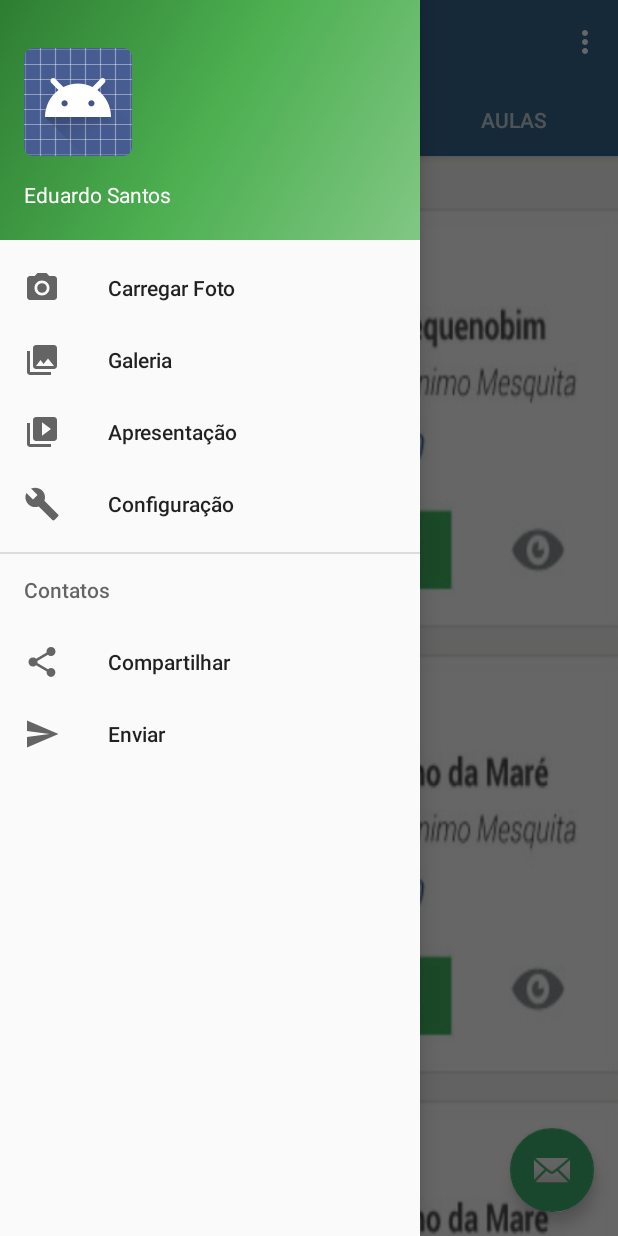
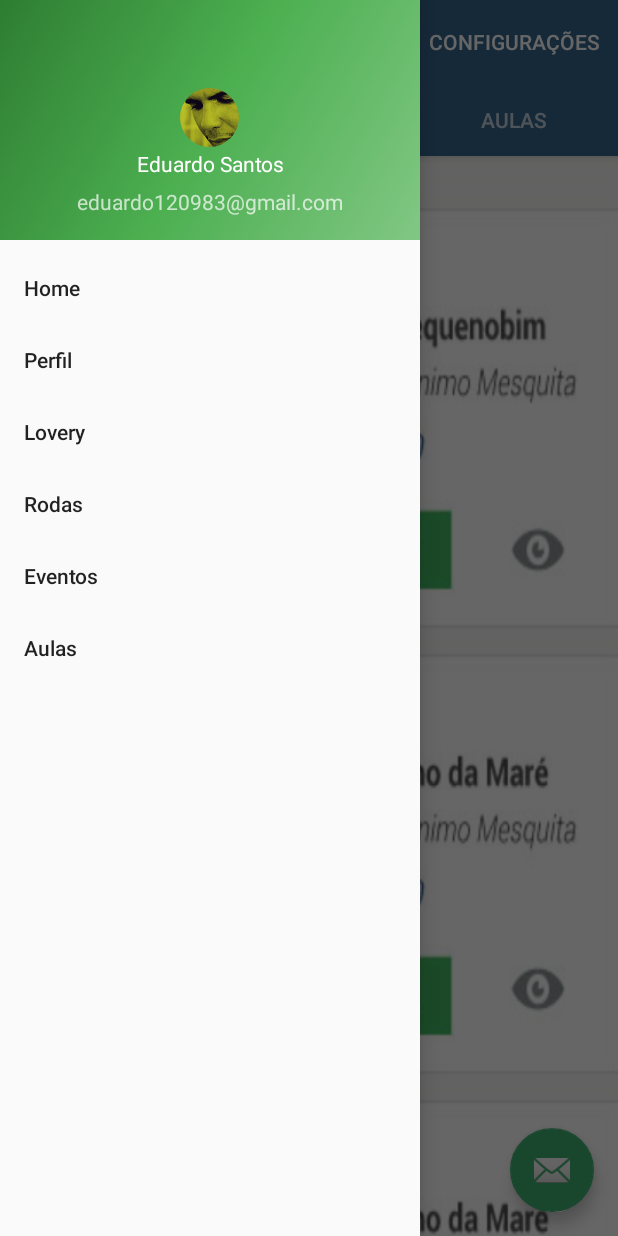
Before and after one commit to eduardossantos/VadiandoApp, an Android app: the screen it shows after launch (MainActivity), with the side drawer open, on a phone screen of 412 x 824 dp. Run offline under Robolectric (Android 15) with nearby library versions, the phone set to English and light mode, and no system bars; our stand-ins replace CircleImageView.

Commit message:
Criação de menu com imagem redonda.

```diff
--- a/app/build.gradle
+++ b/app/build.gradle
@@ -20,12 +20,14 @@ android {
 }
 
 dependencies {
-    compile fileTree(dir: 'libs', include: ['*.jar'])
+    compile fileTree(include: ['*.jar'], dir: 'libs')
     androidTestCompile('com.android.support.test.espresso:espresso-core:2.2.2', {
         exclude group: 'com.android.support', module: 'support-annotations'
     })
     compile 'com.android.support:appcompat-v7:25.3.1'
     compile 'com.android.support:design:25.3.1'
     compile 'com.android.support.constraint:constraint-layout:1.0.2'
+    compile 'de.hdodenhof:circleimageview:2.1.0'
     testCompile 'junit:junit:4.12'
+    compile files('C:/Users/Public/VadiandoApp/gradle/wrapper/gradle-wrapper.jar')
 }
--- a/app/src/main/res/layout/nav_header_main.xml
+++ b/app/src/main/res/layout/nav_header_main.xml
@@ -12,21 +12,27 @@
     android:paddingTop="@dimen/activity_vertical_margin"
     android:theme="@style/ThemeOverlay.AppCompat.Dark">
 
-    <ImageView
+    <de.hdodenhof.circleimageview.CircleImageView
+
+        android:layout_gravity="center_horizontal"
         android:id="@+id/imageView"
-        android:layout_width="wrap_content"
-        android:layout_height="wrap_content"
-        android:paddingTop="@dimen/nav_header_vertical_spacing"
-        app:srcCompat="@android:drawable/sym_def_app_icon" />
+        android:layout_width="75dp"
+        android:layout_height="75dp"
+        android:paddingTop="@dimen/image_menu_vertical"
+        android:src="@drawable/foto"/>
 
     <TextView
+        android:textAlignment="center"
+        android:layout_gravity="center_horizontal"
         android:layout_width="match_parent"
         android:layout_height="wrap_content"
-        android:paddingTop="@dimen/nav_header_vertical_spacing"
+        android:paddingTop="@dimen/nome_menu_vertical"
         android:text="Eduardo Santos"
         android:textAppearance="@style/TextAppearance.AppCompat.Body1" />
 
     <TextView
+        android:paddingTop="@dimen/email_menu_vertical"
+        android:layout_gravity="center_horizontal"
         android:id="@+id/textView"
         android:layout_width="wrap_content"
         android:layout_height="wrap_content"
--- a/app/src/main/res/menu/activity_main_drawer.xml
+++ b/app/src/main/res/menu/activity_main_drawer.xml
@@ -1,36 +1,27 @@
 <?xml version="1.0" encoding="utf-8"?>
+
 <menu xmlns:android="http://schemas.android.com/apk/res/android">
 
-    <group android:checkableBehavior="single">
+    <group android:checkableBehavior="all">
         <item
-            android:id="@+id/nav_camera"
-            android:icon="@drawable/ic_menu_camera"
-            android:title="Carregar Foto" />
+            android:id="@+id/home"
+            android:title="Home" />
         <item
-            android:id="@+id/nav_gallery"
-            android:icon="@drawable/ic_menu_gallery"
-            android:title="Galeria" />
+            android:id="@+id/perfil"
+            android:title="Perfil" />
         <item
-            android:id="@+id/nav_slideshow"
-            android:icon="@drawable/ic_menu_slideshow"
-            android:title="Apresentação" />
+            android:id="@+id/lovery"
+            android:title="Lovery" />
         <item
-            android:id="@+id/nav_manage"
-            android:icon="@drawable/ic_menu_manage"
-            android:title="Configuração" />
+            android:id="@+id/rodas"
+            android:title="Rodas" />
+        <item
+            android:id="@+id/eventos"
+            android:title="Eventos" />
+        <item
+            android:id="@+id/aulas"
+            android:title="Aulas" />
+
     </group>
 
-    <item android:title="Contatos">
-        <menu>
-            <item
-                android:id="@+id/nav_share"
-                android:icon="@drawable/ic_menu_share"
-                android:title="Compartilhar" />
-            <item
-                android:id="@+id/nav_send"
-                android:icon="@drawable/ic_menu_send"
-                android:title="Enviar" />
-        </menu>
-    </item>
-
 </menu>
--- a/app/src/main/res/menu/main.xml
+++ b/app/src/main/res/menu/main.xml
@@ -5,5 +5,5 @@
         android:id="@+id/action_settings"
         android:orderInCategory="100"
         android:title="@string/action_settings"
-        app:showAsAction="never" />
+        app:showAsAction="always" />
 </menu>
--- a/app/src/main/res/values/dimens.xml
+++ b/app/src/main/res/values/dimens.xml
@@ -1,8 +1,10 @@
 <resources>
     <!-- Default screen margins, per the Android Design guidelines. -->
+    <dimen name="image_menu_vertical">36dp</dimen>
     <dimen name="activity_horizontal_margin">16dp</dimen>
     <dimen name="activity_vertical_margin">16dp</dimen>
-    <dimen name="nav_header_vertical_spacing">16dp</dimen>
+    <dimen name="nome_menu_vertical">1dp</dimen>
+    <dimen name="email_menu_vertical">6dp</dimen>
     <dimen name="nav_header_height">160dp</dimen>
     <dimen name="fab_margin">16dp</dimen>
 </resources>
--- a/app/src/main/res/values/strings.xml
+++ b/app/src/main/res/values/strings.xml
@@ -8,6 +8,7 @@
     <string name="fragment_A">Esta é a tela de Rodas</string>
     <string name="fragment_B">Esta é a tela de Eventos</string>
     <string name="fragment_C">Esta é a tela de Aulas</string>
+    <string name="texto_contato">Aqui terá escrito todo o texto de contato.</string>
     <string-array name="titles_Tab">
         <item>RODAS</item>
         <item>EVENTOS</item>
```
Also changed, not shown: app/src/main/java/br/com/vadiando/vadiandoapp/MainActivity.java (+8 -15 lines), app/src/main/res/drawable/ic_foto.xml (added, +23 -0 lines), app/src/main/res/drawable/img_foto.xml (added, +9 -0 lines), app/src/main/res/layout/content_contato.xml (added, +13 -0 lines), app/src/main/res/drawable-hdpi/foto.png (added), app/src/main/res/drawable-mdpi/foto.png (added), app/src/main/res/drawable-v21/foto.png (added), app/src/main/res/drawable-xhdpi/foto.png (added), app/src/main/res/drawable-xxhdpi/foto.png (added), 1 other file.
